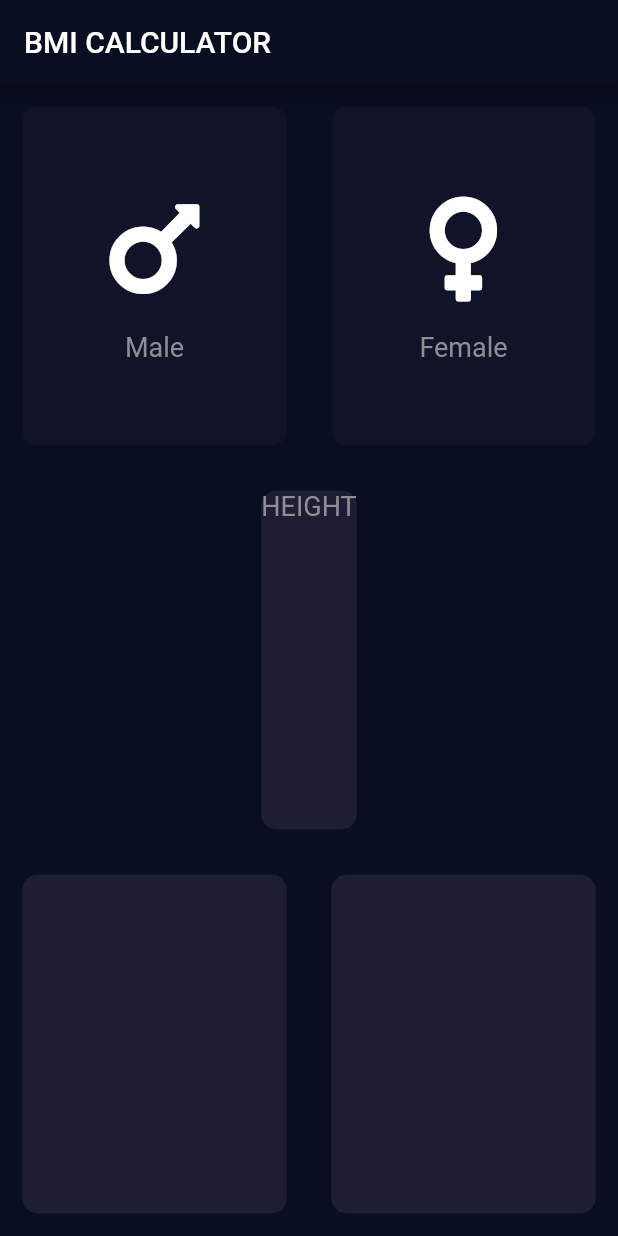
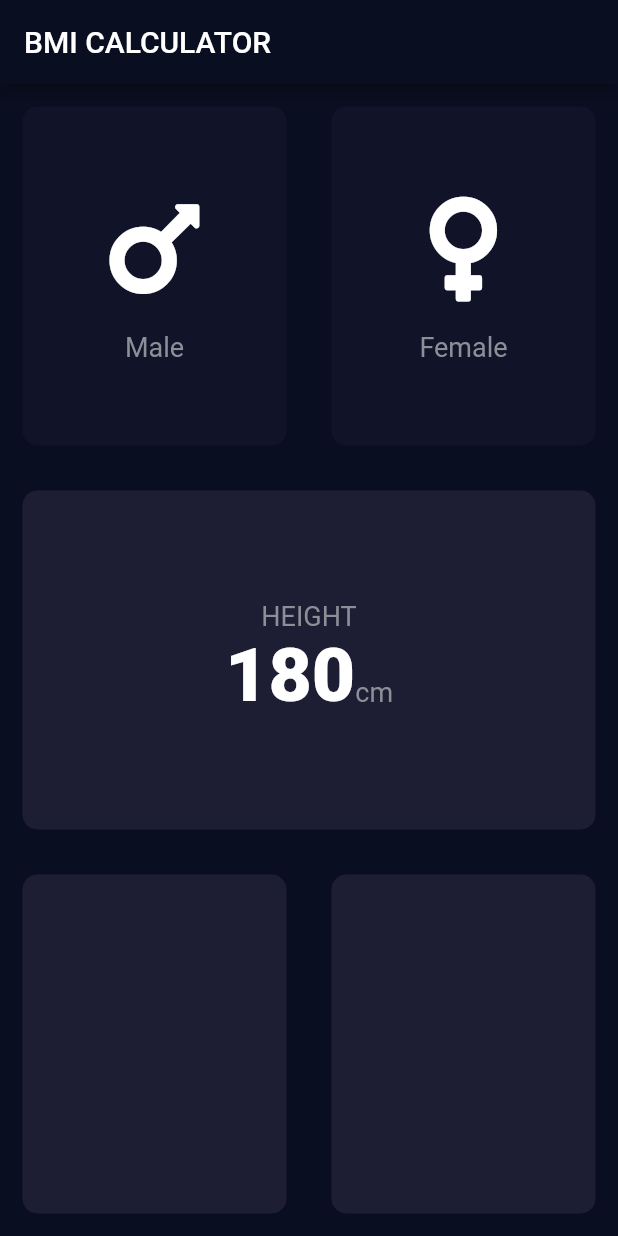
Before and after one commit to mamenesia/bmi-calculator-flutter, a Flutter app: the screen it shows after launch, on a phone screen of 412 x 824 dp. Run offline on Flutter 3.47's test engine with Material 2 defaults, Android fonts, the phone set to English and light mode, and no system bars; our stand-ins replace font_awesome_flutter.

Commit message:
adding label to widget

```diff
--- a/lib/constants.dart
+++ b/lib/constants.dart
@@ -1,10 +1,14 @@
 import 'package:flutter/material.dart';
 
-const bottomContainerHeight = 80.0;
-const activeCardColor = Color(0xFF1D1E33);
-const inactiveCardColor = Color(0xFF111328);
-const bottomContainerColor = Color(0xFFEB1555);
-const labelTextStyle = TextStyle(
+const kBottomContainerHeight = 80.0;
+const kActiveCardColor = Color(0xFF1D1E33);
+const kInactiveCardColor = Color(0xFF111328);
+const kBottomContainerColor = Color(0xFFEB1555);
+const kLabelTextStyle = TextStyle(
   fontSize: 18.0,
   color: Color(0xFF8D8E98),
 );
+const kNumberTextStyle = TextStyle(
+  fontSize: 50.0,
+  fontWeight: FontWeight.w900,
+);
--- a/lib/custom_icon.dart
+++ b/lib/custom_icon.dart
@@ -18,7 +18,7 @@ class CustomIcon extends StatelessWidget {
         SizedBox(height: 15.0),
         Text(
           label,
-          style: labelTextStyle,
+          style: kLabelTextStyle,
         ),
       ],
     );
--- a/lib/input_page.dart
+++ b/lib/input_page.dart
@@ -21,6 +21,7 @@ class _InputPageState extends State<InputPage> {
         title: Text('BMI CALCULATOR'),
       ),
       body: Column(
+        crossAxisAlignment: CrossAxisAlignment.stretch,
         children: <Widget>[
           Expanded(
             child: Row(
@@ -33,8 +34,8 @@ class _InputPageState extends State<InputPage> {
                       });
                     },
                     color: selectedGender == Gender.male
-                        ? activeCardColor
-                        : inactiveCardColor,
+                        ? kActiveCardColor
+                        : kInactiveCardColor,
                     cardChild: CustomIcon(
                       icon: FontAwesomeIcons.mars,
                       label: 'Male',
@@ -49,8 +50,8 @@ class _InputPageState extends State<InputPage> {
                       });
                     },
                     color: selectedGender == Gender.female
-                        ? activeCardColor
-                        : inactiveCardColor,
+                        ? kActiveCardColor
+                        : kInactiveCardColor,
                     cardChild: CustomIcon(
                       icon: FontAwesomeIcons.venus,
                       label: 'Female',
@@ -62,12 +63,28 @@ class _InputPageState extends State<InputPage> {
           ),
           Expanded(
             child: ReusableCard(
-              color: activeCardColor,
+              color: kActiveCardColor,
               cardChild: Column(
+                mainAxisAlignment: MainAxisAlignment.center,
                 children: <Widget>[
                   Text(
                     'HEIGHT',
-                    style: labelTextStyle,
+                    style: kLabelTextStyle,
+                  ),
+                  Row(
+                    mainAxisAlignment: MainAxisAlignment.center,
+                    crossAxisAlignment: CrossAxisAlignment.baseline,
+                    textBaseline: TextBaseline.alphabetic,
+                    children: <Widget>[
+                      Text(
+                        '180',
+                        style: kNumberTextStyle,
+                      ),
+                      Text(
+                        'cm',
+                        style: kLabelTextStyle,
+                      ),
+                    ],
                   ),
                 ],
               ),
@@ -78,12 +95,12 @@ class _InputPageState extends State<InputPage> {
               children: <Widget>[
                 Expanded(
                   child: ReusableCard(
-                    color: activeCardColor,
+                    color: kActiveCardColor,
                   ),
                 ),
                 Expanded(
                   child: ReusableCard(
-                    color: activeCardColor,
+                    color: kActiveCardColor,
                   ),
                 ),
               ],
```
